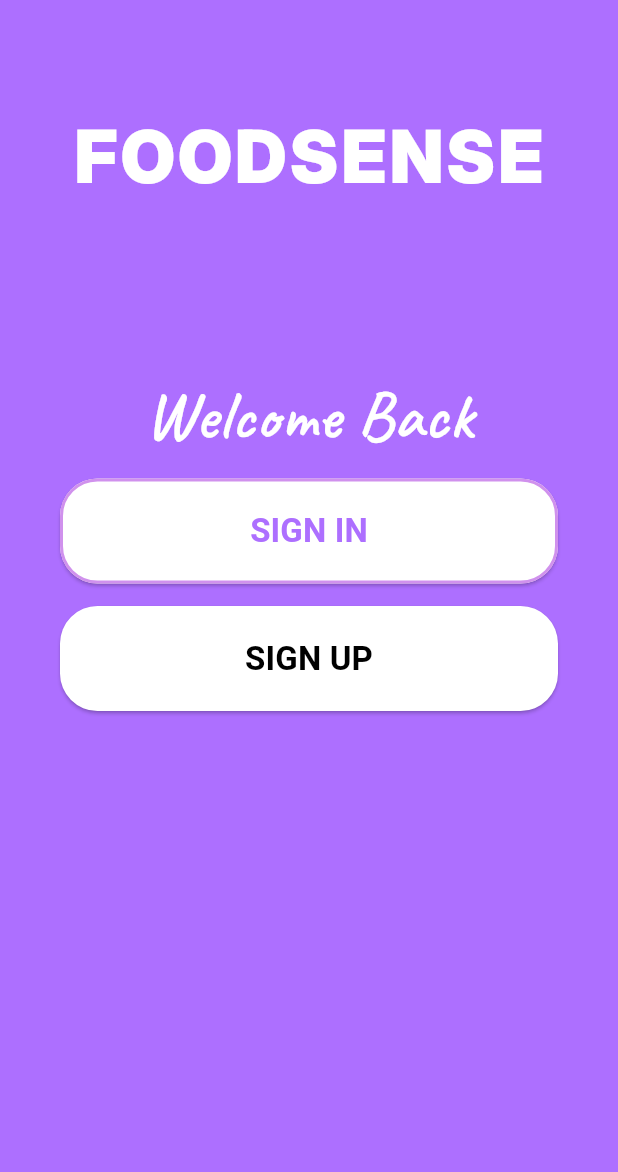
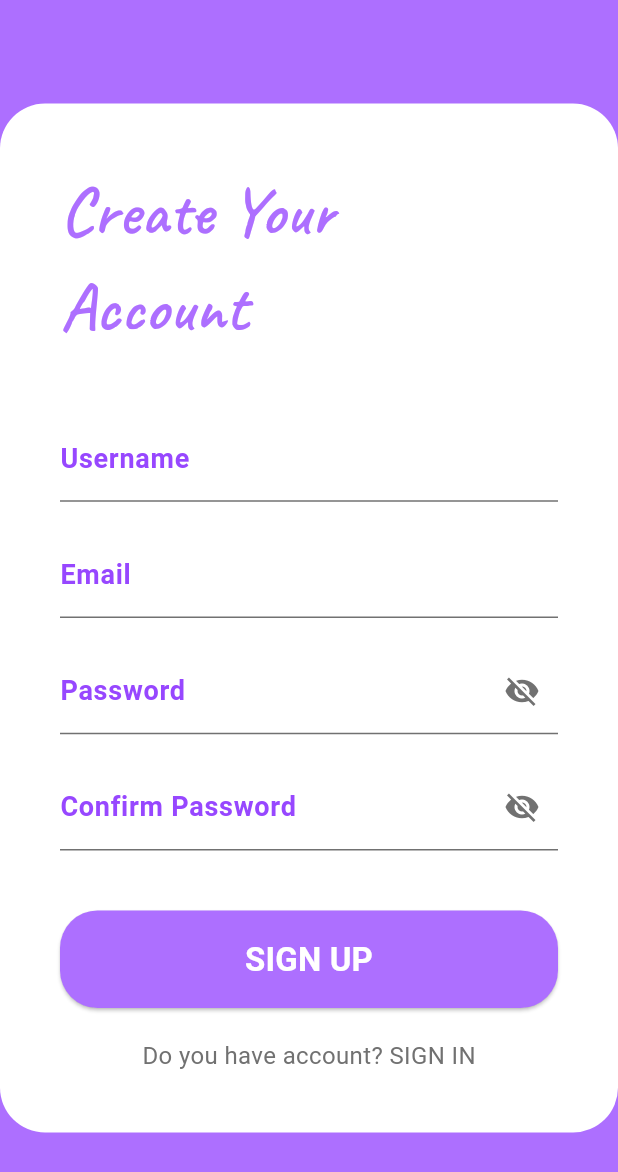
Before and after one commit to Thanakrit8448/FOODSENSE, a Flutter app: the LoginPage screen opened directly, after a tap on "SIGN UP", on a phone screen of 412 x 824 dp. Shown: the top 1172 px of the screen. Run offline on Flutter 3.47's test engine with Material 3 defaults, Android fonts, the phone set to English and light mode, and no system bars; project files that could hold a hidden picture were left out.

Commit message:
Create Sign up page
TODO:
- สร้างหน้า Sign in
- link หน้า  Sign up กับ sign in เข้าด้วยกัน

```diff
--- a/foodsense_app/lib/main.dart
+++ b/foodsense_app/lib/main.dart
@@ -32,7 +32,7 @@
         child: Column(
           mainAxisAlignment: MainAxisAlignment.center,
           children: [
-            const Spacer(flex: 2,),
+            const Spacer(flex: 2),
             Text(
               'FOODSENSE',
               style: TextStyle(
--- a/foodsense_app/lib/pages/login_page.dart
+++ b/foodsense_app/lib/pages/login_page.dart
@@ -1,4 +1,5 @@
 import 'package:flutter/material.dart';
+import 'package:foodsense_app/pages/signup_page.dart';
 
 class LoginPage extends StatelessWidget {
   const LoginPage({super.key}); // ✅ เพิ่ม Constructor
@@ -76,7 +77,12 @@ class LoginPage extends StatelessWidget {
                           borderRadius: BorderRadius.circular(25),
                         ),
                       ),
-                      onPressed: () {},
+                      onPressed: () {
+                        Navigator.push(
+                          context,
+                          MaterialPageRoute(builder: (context) => const SignupPage()),
+                        );
+                      },
                       child: Text(
                         'SIGN UP',
                         style: TextStyle(
--- /dev/null
+++ b/foodsense_app/lib/pages/signup_page.dart
@@ -0,0 +1,124 @@
+import 'package:flutter/material.dart';
+
+class SignupPage extends StatefulWidget {
+  const SignupPage({super.key});
+
+  @override
+  _SignupPageState createState() => _SignupPageState();
+}
+
+class _SignupPageState extends State<SignupPage> {
+  bool isPasswordVisible = false;
+  bool isConfirmPasswordVisible = false;
+
+  @override
+  Widget build(BuildContext context) {
+    return Scaffold(
+      backgroundColor: Color(0xFFAD6FFF),
+      body: Center(
+        child: Container(
+          padding: EdgeInsets.symmetric(horizontal: 40, vertical: 40),
+          decoration: BoxDecoration(
+            color: Colors.white,
+            borderRadius: BorderRadius.circular(30),
+          ),
+          child: SingleChildScrollView(
+            child: Column(
+              crossAxisAlignment: CrossAxisAlignment.start,
+              children: [
+                Text(
+                  'Create Your\nAccount',
+                  style: TextStyle(
+                    fontFamily: 'Caveat',
+                    fontSize: 45,
+                    fontWeight: FontWeight.bold,
+                    color: Color(0xFFAD6FFF),
+                  ),
+                ),
+                SizedBox(height: 40),
+                _buildTextField(label: 'Username'),
+                _buildTextField(label: 'Email'),
+                _buildTextField(label: 'Password', obscureText: !isPasswordVisible, isPassword: true, isConfirmPassword: true),
+                _buildTextField(label: 'Confirm Password', obscureText: !isConfirmPasswordVisible, isPassword: true, isConfirmPassword: true),
+                SizedBox(height: 20),
+                SizedBox(
+                  width: double.infinity,
+                  height: 65,
+                  child: ElevatedButton(
+                    style: ElevatedButton.styleFrom(
+                      backgroundColor: Color(0xFFAD6FFF),
+                      shape: RoundedRectangleBorder(
+                        borderRadius: BorderRadius.circular(25),
+                      ),
+                    ),
+                    onPressed: () {},
+                    child: Text(
+                      'SIGN UP',
+                      style: TextStyle(
+                        fontSize: 22,
+                        fontWeight: FontWeight.bold,
+                        color: Colors.white,
+                      ),
+                    ),
+                  ),
+                ),
+                SizedBox(height: 20),
+                Center(
+                  child: GestureDetector(
+                    onTap: () {},
+                    child: Text(
+                      'Do you have account? SIGN IN',
+                      style: TextStyle(
+                        fontSize: 16,
+                        color: Color(0xFF717171),
+                      ),
+                    ),
+                  ),
+                ),
+              ],
+            ),
+          ),
+        ),
+      ),
+    );
+  }
+
+  Widget _buildTextField({required String label, bool obscureText = false, bool isPassword = false, bool isConfirmPassword = false}) {
+    return Padding(
+      padding: EdgeInsets.only(bottom: 20),
+      child: TextField(
+        obscureText: obscureText,
+        decoration: InputDecoration(
+          labelText: label,
+          labelStyle: TextStyle(
+            fontSize: 18,
+            fontWeight: FontWeight.bold,
+            color: Color(0xFF9747FF),
+          ),
+          enabledBorder: UnderlineInputBorder(
+            borderSide: BorderSide(color: Color(0xFF717171)),
+          ),
+          suffixIcon: isPassword
+              ? IconButton(
+                  icon: Icon(
+                    (isConfirmPassword ? isConfirmPasswordVisible : isPasswordVisible)
+                        ? Icons.visibility
+                        : Icons.visibility_off,
+                    color: Color(0xFF717171),
+                  ),
+                  onPressed: () {
+                    setState(() {
+                      if (isConfirmPassword) {
+                        isConfirmPasswordVisible = !isConfirmPasswordVisible;
+                      } else {
+                        isPasswordVisible = !isPasswordVisible;
+                      }
+                    });
+                  },
+                )
+              : null,
+        ),
+      ),
+    );
+  }
+}
```
Also changed, not shown: foodsense_app/assets/icons/invisible.png (added), foodsense_app/assets/icons/show.png (added).
